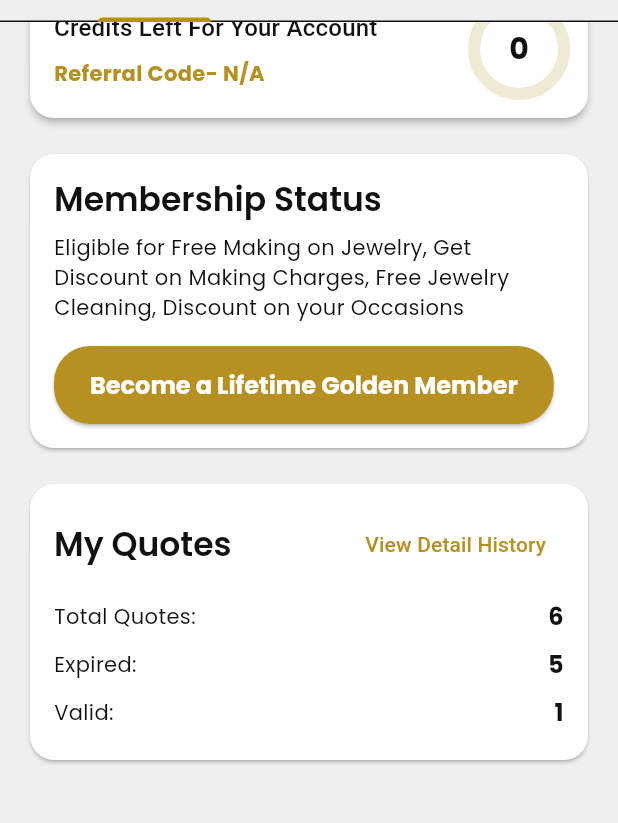
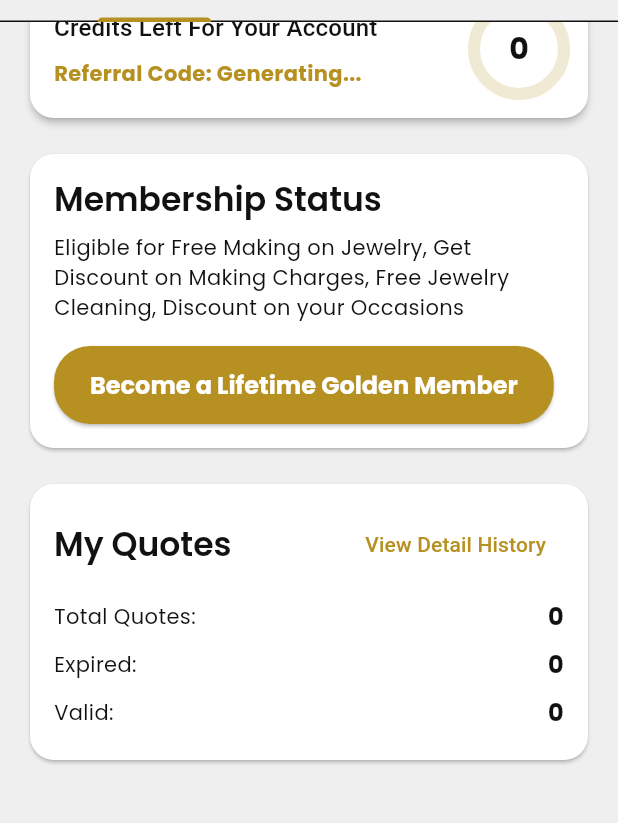
Before and after one commit to viraj0112/JEWELRY-NAFISA, a Flutter app: the ProfileScreen screen opened directly, scrolled down 300 dp, on a phone screen of 412 x 824 dp, the part 50-873 px from its top. Run offline on Flutter 3.47's test engine with Material 3 defaults, Android fonts, the phone set to English and light mode, and no system bars; our stand-ins replace csv, file_picker, flutter_dotenv, flutter_staggered_animations, go_router, google_fonts and 9 more; missing offline and left inert: universal_html; accounts and stored records are empty; network calls fail.

Commit message:
new referral fix

```diff
--- a/lib/src/ui/screens/profile/profile_screen.dart
+++ b/lib/src/ui/screens/profile/profile_screen.dart
@@ -14,12 +14,16 @@ class ProfileScreen extends StatefulWidget {
 class _ProfileScreenState extends State<ProfileScreen>
     with SingleTickerProviderStateMixin {
   late TabController _tabController;
+  // Future to hold quote statistics
+  late Future<Map<String, int>> _quoteStatsFuture;
 
   @override
   void initState() {
     super.initState();
-    // MODIFIED: Reduced tab controller length to 2
     _tabController = TabController(length: 2, vsync: this);
+    // Fetch the quote statistics when the widget is initialized
+    _quoteStatsFuture =
+        context.read<UserProfileProvider>().getQuoteStatistics();
   }
 
   @override
@@ -42,7 +46,6 @@ class _ProfileScreenState extends State<ProfileScreen>
               delegate: _SliverTabBarDelegate(
                 TabBar(
                   controller: _tabController,
-                  // MODIFIED: Removed the 'My Boards' tab
                   tabs: const [
                     Tab(text: 'My Account'),
                     Tab(text: 'My Credits'),
@@ -53,7 +56,6 @@ class _ProfileScreenState extends State<ProfileScreen>
             ),
           ];
         },
-        // MODIFIED: Removed the 'My Boards' tab view
         body: TabBarView(
           controller: _tabController,
           children: [
@@ -162,9 +164,33 @@ class _ProfileScreenState extends State<ProfileScreen>
     );
   }
 
+  // UPDATED WIDGET: Uses a FutureBuilder to display quote stats
   Widget _buildQuotesCard(
       BuildContext context, UserProfileProvider userProfile) {
     final theme = Theme.of(context);
+    return FutureBuilder<Map<String, int>>(
+      future: _quoteStatsFuture,
+      builder: (context, snapshot) {
+        if (snapshot.connectionState == ConnectionState.waiting) {
+          return const Card(
+            child: Padding(
+              padding: EdgeInsets.all(16.0),
+              child: Center(child: CircularProgressIndicator()),
+            ),
+          );
+        }
+
+        if (snapshot.hasError) {
+          return const Card(
+            child: Padding(
+              padding: EdgeInsets.all(16.0),
+              child: Center(child: Text('Could not load quotes')),
+            ),
+          );
+        }
+
+        final stats = snapshot.data ?? {'total': 0, 'valid': 0, 'expired': 0};
+
         return Card(
           child: Padding(
             padding: const EdgeInsets.all(16.0),
@@ -184,12 +210,14 @@ class _ProfileScreenState extends State<ProfileScreen>
                   ],
                 ),
                 const SizedBox(height: 8),
-            _buildStatRow('Total Quotes:', '6'),
-            _buildStatRow('Expired:', '5'),
-            _buildStatRow('Valid:', '1'),
+                _buildStatRow('Total Quotes:', stats['total'].toString()),
+                _buildStatRow('Expired:', stats['expired'].toString()),
+                _buildStatRow('Valid:', stats['valid'].toString()),
               ],
             ),
           ),
+        );
+      },
     );
   }
 
@@ -243,8 +271,6 @@ class _ProfileScreenState extends State<ProfileScreen>
   }
 }
 
-// REMOVED all board-related widgets and logic from here
-
 class _SliverTabBarDelegate extends SliverPersistentHeaderDelegate {
   _SliverTabBarDelegate(this._tabBar);
   final TabBar _tabBar;
--- a/lib/src/ui/widgets/credit_info_card.dart
+++ b/lib/src/ui/widgets/credit_info_card.dart
@@ -8,15 +8,16 @@ class CreditInfoCard extends StatelessWidget {
 
   @override
   Widget build(BuildContext context) {
-    final userProfile = context.watch<UserProfileProvider>();
+    // Use a Consumer to listen for changes in UserProfileProvider
+    return Consumer<UserProfileProvider>(
+      builder: (context, userProfile, child) {
         final theme = Theme.of(context);
-
-    // Determine total credits based on membership status
         final totalCredits = userProfile.isMember ? 3 : 1;
 
         return Card(
           elevation: 2,
-      shape: RoundedRectangleBorder(borderRadius: BorderRadius.circular(16)),
+          shape:
+              RoundedRectangleBorder(borderRadius: BorderRadius.circular(16)),
           child: Padding(
             padding: const EdgeInsets.all(16.0),
             child: Row(
@@ -30,8 +31,9 @@ class CreditInfoCard extends StatelessWidget {
                         style: theme.textTheme.titleMedium,
                       ),
                       const SizedBox(height: 8),
+                      // Display the referral code from the provider
                       Text(
-                    'Referral Code- ${userProfile.referralCode ?? "N/A"}',
+                        'Referral Code: ${userProfile.referralCode ?? "Generating..."}',
                         style: theme.textTheme.bodyMedium?.copyWith(
                           color: theme.colorScheme.primary,
                           fontWeight: FontWeight.bold,
@@ -49,5 +51,7 @@ class CreditInfoCard extends StatelessWidget {
             ),
           ),
         );
+      },
+    );
   }
 }
```
Also changed, not shown: lib/src/auth/auth_gate.dart (+19 -13 lines), lib/src/auth/login_screen.dart (+4 -10 lines), lib/src/auth/reset_password_screen.dart (+6 -9 lines), lib/src/auth/signup_screen.dart (+6 -5 lines), lib/src/providers/user_profile_provider.dart (+29 -3 lines), lib/src/utils/user_profile_utils.dart (+13 -22 lines). Lines whose indentation alone changed are shown as unchanged.
